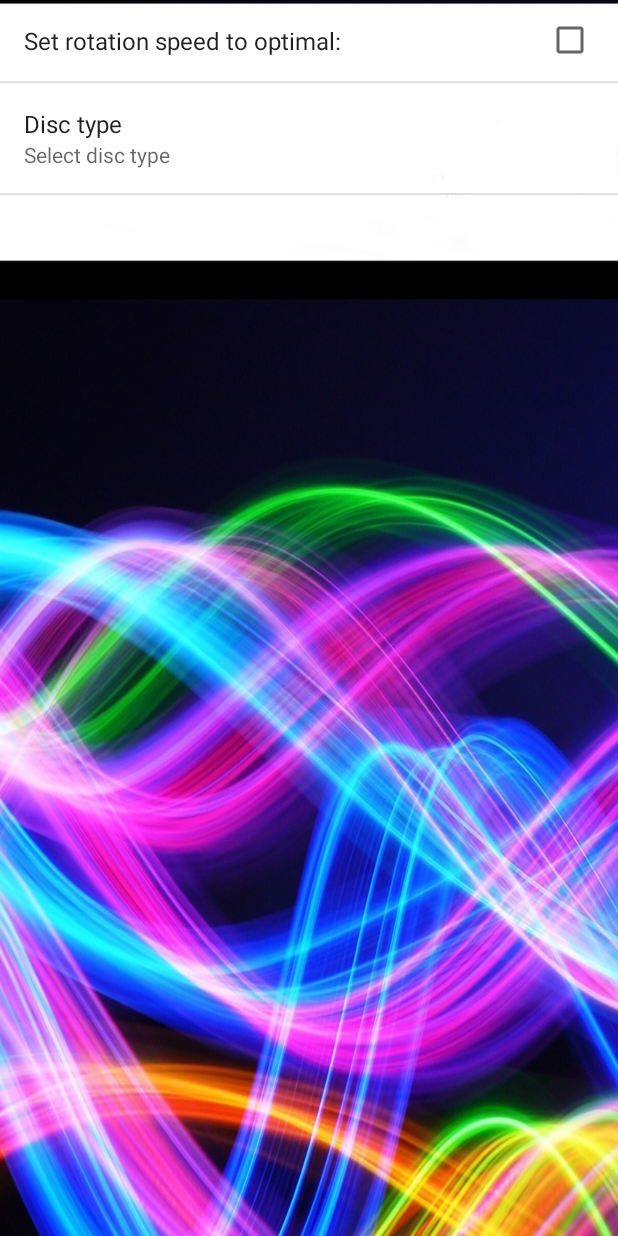
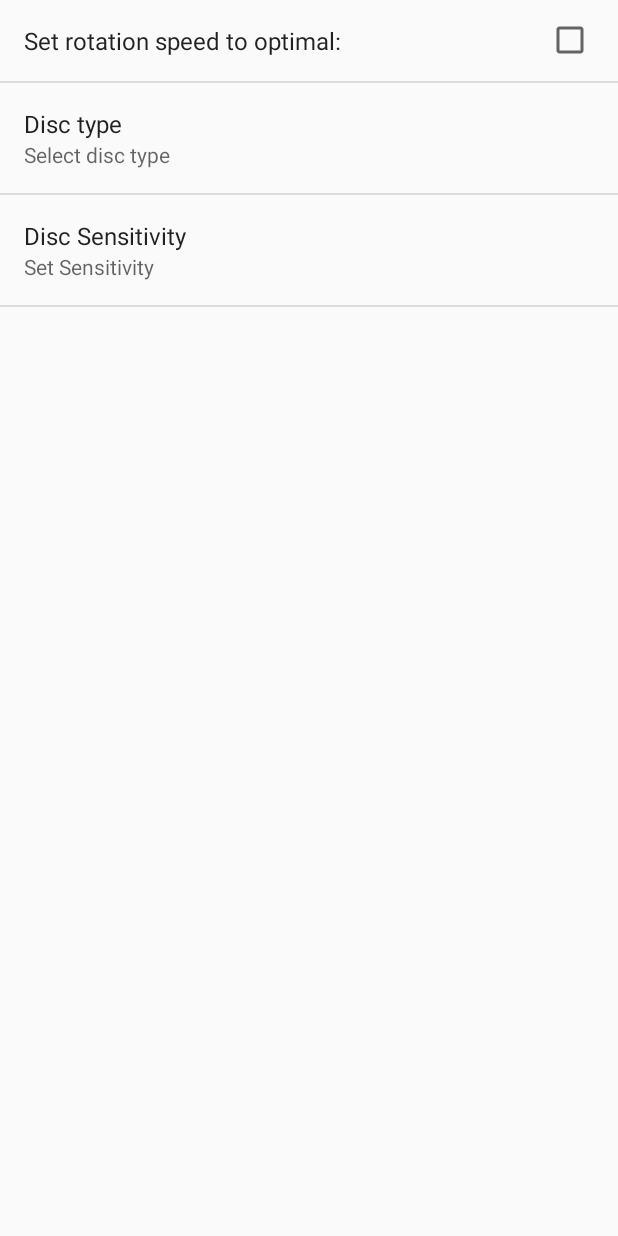
Before and after one commit to avoupavou/NewtonsDisc, an Android app: the screen it shows after launch (Settings), in the options menu, after a tap on "Settings", on a phone screen of 412 x 824 dp. Run offline under Robolectric (Android 15) with nearby library versions, the phone set to English and light mode, and no system bars.

Commit message:
Rotation sensitivity
New preference bar added
added some images for the black background future update
not sure if working and/or stable

```diff
--- a/app/src/main/java/com/avoupavou/newtonsdisc/Settings.java
+++ b/app/src/main/java/com/avoupavou/newtonsdisc/Settings.java
@@ -1,20 +1,38 @@
 package com.avoupavou.newtonsdisc;
 
+import android.content.Context;
+import android.content.SharedPreferences;
 import android.preference.PreferenceActivity;
 import android.os.Bundle;
+import android.preference.PreferenceManager;
 import android.view.Menu;
 
 
 
-public class Settings extends PreferenceActivity {
+public class Settings extends PreferenceActivity implements SharedPreferences.OnSharedPreferenceChangeListener {
     //public static final String KEY_PREF_SYNC_CONN = "pref_syncConnectionType";
+    SeekBarPreference _seekBarPref;
 
     @Override
     protected void onCreate(Bundle savedInstanceState) {
         super.onCreate(savedInstanceState);
-        getListView().setBackgroundDrawable(getResources().getDrawable(R.drawable.background_settings));
+        //background image discontinued because of incompatibility
+        //getListView().setBackgroundDrawable(getResources().getDrawable(R.drawable.background_settings));
         addPreferencesFromResource(R.xml.preferences);
+
+        // Get widgets :
+        _seekBarPref = (SeekBarPreference) this.findPreference("SEEKBAR_VALUE");
+
+        // Set listener :
+        getPreferenceScreen().getSharedPreferences().registerOnSharedPreferenceChangeListener(this);
+
+        // Set seekbar summary :
+        int radius = PreferenceManager.getDefaultSharedPreferences(this).getInt("SEEKBAR_VALUE", 50);
+        _seekBarPref.setSummary(this.getString(R.string.sensitivity_string).replace("$1", ""+radius));
+
+
     }
+
 
 
     @Override
@@ -23,4 +41,11 @@ public class Settings extends PreferenceActivity {
         getMenuInflater().inflate(R.menu.menu_settings, menu);
         return true;
     }
+
+    @Override
+    public void onSharedPreferenceChanged(SharedPreferences sharedPreferences, String key) {
+        // Set seekbar summary :
+        int radius = PreferenceManager.getDefaultSharedPreferences(this).getInt("SEEKBAR_VALUE", 50);
+        _seekBarPref.setSummary(this.getString(R.string.sensitivity_string).replace("$1", ""+radius));
+    }
 }
--- a/app/src/main/java/com/avoupavou/newtonsdisc/WheelActivity.java
+++ b/app/src/main/java/com/avoupavou/newtonsdisc/WheelActivity.java
@@ -2,9 +2,12 @@ package com.avoupavou.newtonsdisc;
 
 import android.app.Activity;
 import android.content.Intent;
+import android.content.SharedPreferences;
 import android.opengl.GLSurfaceView;
+import android.preference.PreferenceManager;
 import android.support.v7.app.ActionBarActivity;
 import android.os.Bundle;
+import android.util.Log;
 import android.view.Menu;
 import android.view.MenuItem;
 import android.view.MotionEvent;
@@ -14,9 +17,12 @@ import android.view.WindowManager;
 
 public class WheelActivity  extends Activity {
 
+    private final String LOG_TAG="WheelActivity";
     /** The OpenGL view */
     private GLSurfaceView glSurfaceView;
     private GlRenderer mRenderer;
+    private  float touch_scale_factor = 160.0f /320; //touch factor default = 180.0f / 320
+    private SharedPreferences sharedPref;
 
 
     /** Called when the activity is first created. */
@@ -38,6 +44,13 @@ public class WheelActivity  extends Activity {
         // the current activity context
         glSurfaceView.setRenderer(mRenderer= new GlRenderer(this));
         setContentView(glSurfaceView);
+
+        sharedPref = PreferenceManager.getDefaultSharedPreferences(this);
+        // Get preferences for disc1 type
+        int downloadType = sharedPref.getInt("SEEKBAR_VALUE", 50);
+        //Log.d(LOG_TAG, String.valueOf(downloadType));
+        touch_scale_factor*=(float)downloadType/100;
+        //Log.d(LOG_TAG, String.valueOf(touch_scale_factor));
     }
 
     /**
@@ -58,7 +71,6 @@ public class WheelActivity  extends Activity {
         glSurfaceView.onPause();
     }
 
-    private final float TOUCH_SCALE_FACTOR = 180.0f /320; //touch factor default = 180.0f / 320
     private float mPreviousX;
     private float mPreviousY;
 
@@ -90,8 +102,9 @@ public class WheelActivity  extends Activity {
 
                 mRenderer.setAngle(
                         mRenderer.getAngle() -
-                                ((dx + dy) * TOUCH_SCALE_FACTOR));  // = 180.0f / 320
+                                ((dx + dy) * touch_scale_factor));  // = 180.0f / 320
                 glSurfaceView.requestRender();
+                //Log.d(LOG_TAG, String.valueOf(touch_scale_factor));
         }
 
         mPreviousX = x;
--- a/app/src/main/res/values/strings.xml
+++ b/app/src/main/res/values/strings.xml
@@ -24,5 +24,11 @@
     <string name="title_activity_settings">Settings</string>
 
     <string name="speed_setting_button">Set rotation speed to optimal:</string>
+    <string name="sensitivity_string">Set Sensitivity</string>
+    <string name="disc_type">Select disc type</string>
+    <string name="sensitivityDialog">Rotation touch factor:</string>
+    <string name="sensitivity_summary">Disc Sensitivity</string>
+    <string name="sensitivity_test">Set Sensitivity %</string>
+    <string name="sensitivity_text">%</string>
 
 </resources>
--- a/app/src/main/res/xml/preferences.xml
+++ b/app/src/main/res/xml/preferences.xml
@@ -11,10 +11,19 @@
         android:textColor="#FFFFFF"
         android:id="@+id/disc_type"
         android:title="Disc type"
-            android:summary="Select disc type"
+        android:summary="@string/disc_type"
         android:key="discType"
         android:defaultValue="1"
         android:entries="@array/listArray"
         android:entryValues="@array/listValues" />
 
+    <com.avoupavou.newtonsdisc.SeekBarPreference
+        android:defaultValue="50"
+        android:dialogMessage="@string/sensitivityDialog"
+        android:key="SEEKBAR_VALUE"
+        android:max="100"
+        android:summary=""
+        android:text="@string/sensitivity_text"
+        android:title="@string/sensitivity_summary" />
+
 </PreferenceScreen>
```
Also changed, not shown: app/src/main/java/com/avoupavou/newtonsdisc/SeekBarPreference.java (added, +169 -0 lines), app/src/main/res/drawable/disc1_black.jpg (added), app/src/main/res/drawable/disc2_black.png (added), 2 other files. Lines whose indentation alone changed are shown as unchanged.
